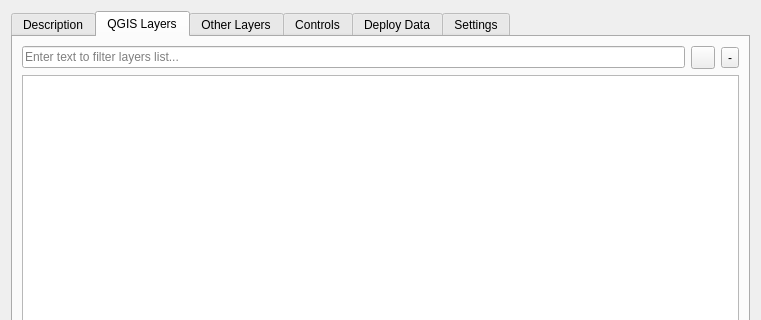
Qt form webappbuilder/ui_maindialog.ui (planetfederal/qgis-webappbuilder-plugin) before a commit; both pictures show x 0 to 761 and y 0 to 320 of the 761 by 642 pixel window.
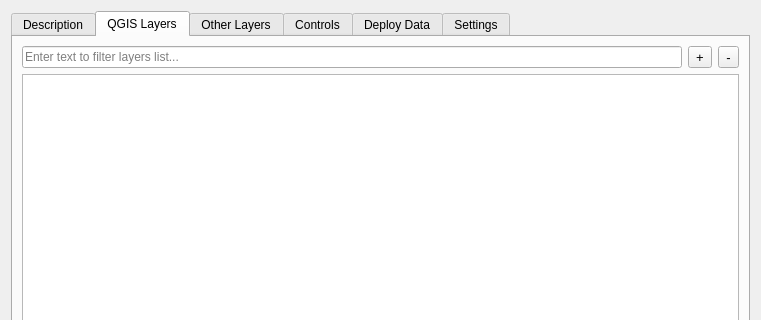
The same form after that commit. The open tabs and pages were chosen to show the change. Icons and pictures are not drawn.

Commit message: fixed expand/collapse layers buttons

```diff
--- a/webappbuilder/ui_maindialog.ui
+++ b/webappbuilder/ui_maindialog.ui
@@ -7,7 +7,7 @@
     <x>0</x>
     <y>0</y>
     <width>761</width>
-    <height>606</height>
+    <height>611</height>
    </rect>
   </property>
   <property name="windowTitle">
@@ -137,20 +137,50 @@
          </item>
          <item>
           <widget class="QToolButton" name="expandLayersButton">
+           <property name="minimumSize">
+            <size>
+             <width>20</width>
+             <height>20</height>
+            </size>
+           </property>
+           <property name="maximumSize">
+            <size>
+             <width>16777215</width>
+             <height>16777215</height>
+            </size>
+           </property>
+           <property name="baseSize">
+            <size>
+             <width>32</width>
+             <height>32</height>
+            </size>
+           </property>
+           <property name="font">
+            <font>
+             <pointsize>10</pointsize>
+            </font>
+           </property>
            <property name="toolTip">
             <string>Expand layers</string>
            </property>
            <property name="text">
-            <string/>
-           </property>
-           <property name="icon">
-            <iconset>
-             <normaloff>:/plugins/qgis2ol/icons/plus.png</normaloff>:/plugins/qgis2ol/icons/plus.png</iconset>
+            <string>+</string>
            </property>
           </widget>
          </item>
          <item>
           <widget class="QToolButton" name="collapseLayersButton">
+           <property name="minimumSize">
+            <size>
+             <width>20</width>
+             <height>20</height>
+            </size>
+           </property>
+           <property name="font">
+            <font>
+             <pointsize>10</pointsize>
+            </font>
+           </property>
            <property name="toolTip">
             <string>Collapase layers</string>
            </property>
```
Left out of the diff: 12 changed lines with no effect on the pictures.
